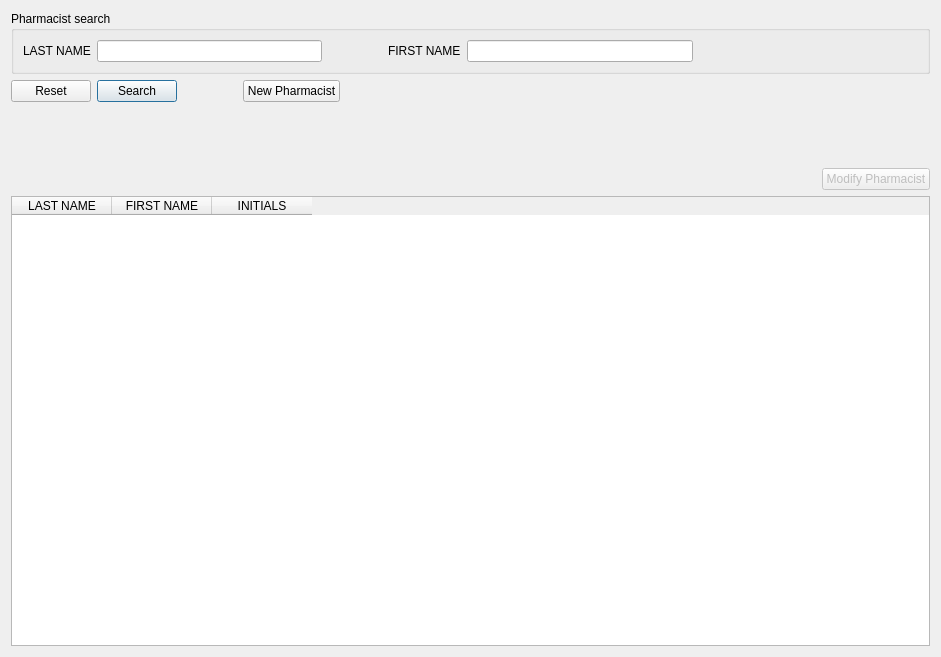
Before: the Qt Designer form mtrack/pharmacistframe.ui in kyledevans/Medicine-Track, drawn with Qt 5.
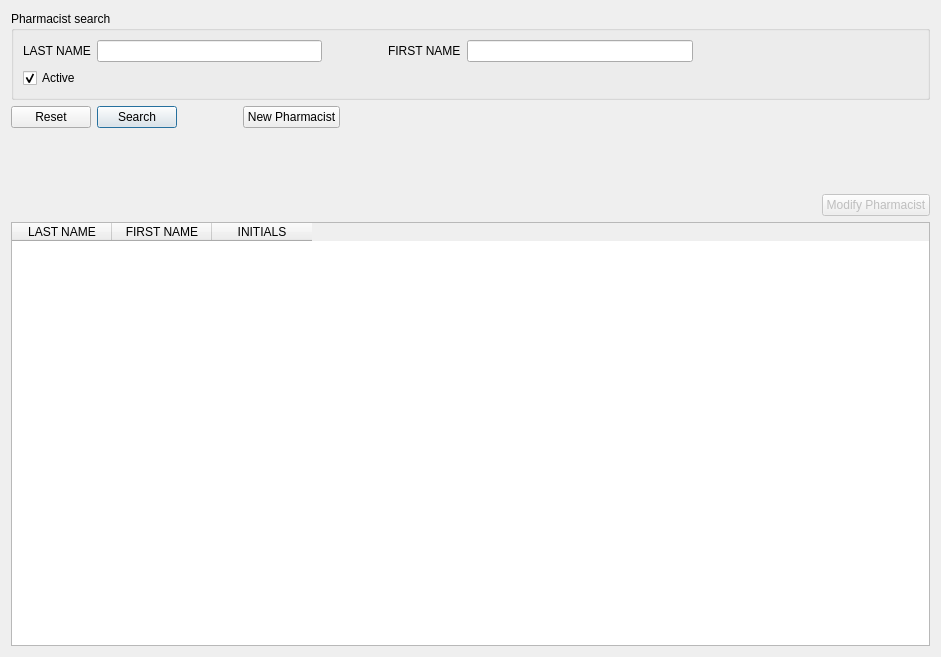
After: the same form once the commit is applied.

Commit message: patient search uses bind values. 	modified:   mtrack/globals.cpp 	modified:   mtrack/globals.h 	modified:   mtrack/patientsearch.cpp 	modified:   mtrack/patientsearch.ui 	modified:   mtrack/pharmacistframe.ui 	modified:   mtrack/prescriberframe.ui 	modified:   mtrack/prescriptionsframe.ui 	modified:   todo.txt

```diff
--- a/mtrack/pharmacistframe.ui
+++ b/mtrack/pharmacistframe.ui
@@ -76,6 +76,33 @@
         </item>
        </layout>
       </item>
+      <item>
+       <layout class="QHBoxLayout" name="horizontalLayout_4">
+        <item>
+         <widget class="QCheckBox" name="activeField">
+          <property name="text">
+           <string>Active</string>
+          </property>
+          <property name="checked">
+           <bool>true</bool>
+          </property>
+         </widget>
+        </item>
+        <item>
+         <spacer name="horizontalSpacer_6">
+          <property name="orientation">
+           <enum>Qt::Horizontal</enum>
+          </property>
+          <property name="sizeHint" stdset="0">
+           <size>
+            <width>40</width>
+            <height>20</height>
+           </size>
+          </property>
+         </spacer>
+        </item>
+       </layout>
+      </item>
      </layout>
     </widget>
    </item>
```
The commit also changes 7 other files.
